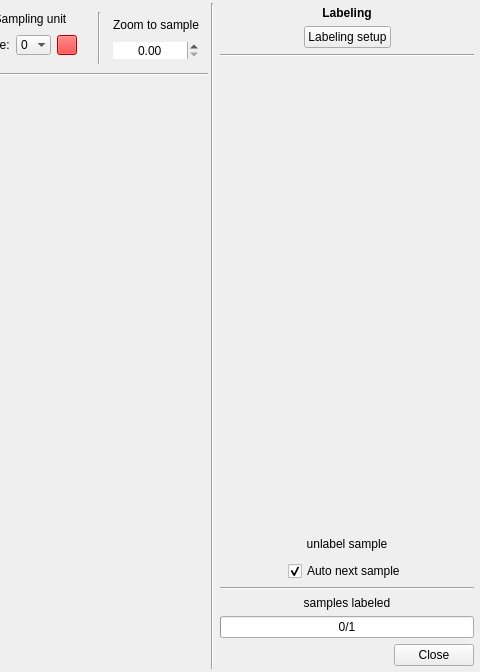
This is ui/response_design_window.ui in SMByC/AcATaMa as Qt 5 draws it before an edit; both pictures show x 1030 to 1510 and y 0 to 672 of the 1510 by 672 pixel window. The edited form follows.
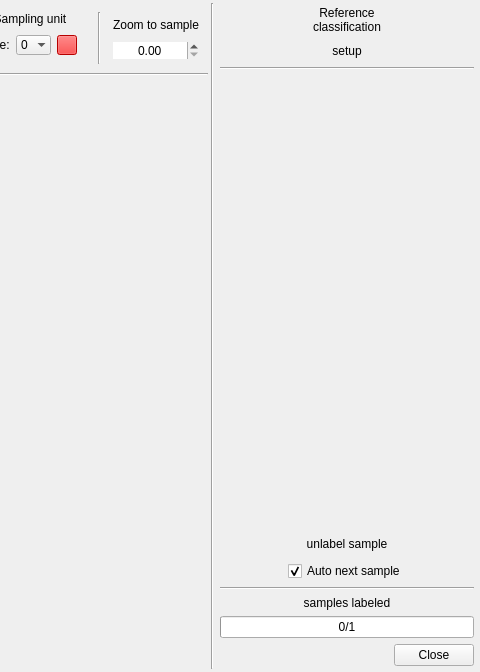
This is the edited form. Icons and pictures are not drawn. Custom widgets are drawn as their Qt base class.

Commit message: Changing the labeling section and the labeling buttons setup based on the reference documentation

Patch:
```diff
--- a/ui/response_design_window.ui
+++ b/ui/response_design_window.ui
@@ -763,14 +763,9 @@
          </property>
          <item>
           <widget class="QLabel" name="label_4">
-           <property name="font">
-            <font>
-             <weight>75</weight>
-             <bold>true</bold>
-            </font>
-           </property>
            <property name="text">
-            <string>Labeling</string>
+            <string>Reference
+classification</string>
            </property>
            <property name="alignment">
             <set>Qt::AlignCenter</set>
@@ -806,18 +801,25 @@
              </spacer>
             </item>
             <item>
-             <widget class="QPushButton" name="QPBtn_LabelingSetup">
+             <widget class="QToolButton" name="QPBtn_LabelingSetup">
+              <property name="cursor">
+               <cursorShape>PointingHandCursor</cursorShape>
+              </property>
               <property name="toolTip">
                <string>Set the labeling buttons to label the samples</string>
               </property>
               <property name="text">
-               <string>Labeling setup</string>
+               <string>setup</string>
               </property>
-              <property name="autoDefault">
-               <bool>false</bool>
+              <property name="icon">
+               <iconset>
+                <normaloff>:/plugins/AcATaMa/icons/setup.svg</normaloff>:/plugins/AcATaMa/icons/setup.svg</iconset>
               </property>
-              <property name="flat">
-               <bool>false</bool>
+              <property name="toolButtonStyle">
+               <enum>Qt::ToolButtonTextBesideIcon</enum>
+              </property>
+              <property name="autoRaise">
+               <bool>true</bool>
               </property>
              </widget>
             </item>
@@ -867,7 +869,7 @@
               <x>0</x>
               <y>0</y>
               <width>254</width>
-              <height>300</height>
+              <height>273</height>
              </rect>
             </property>
             <layout class="QVBoxLayout" name="verticalLayout_5">
```
Left out of the diff: 2 changed lines with no effect on the pictures. The commit also changes 3 other files.
